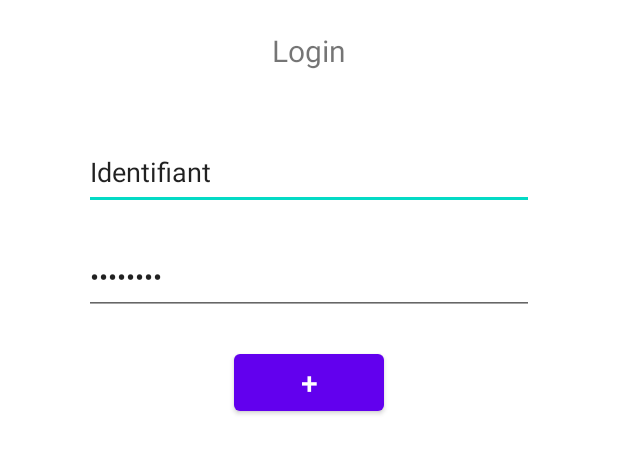
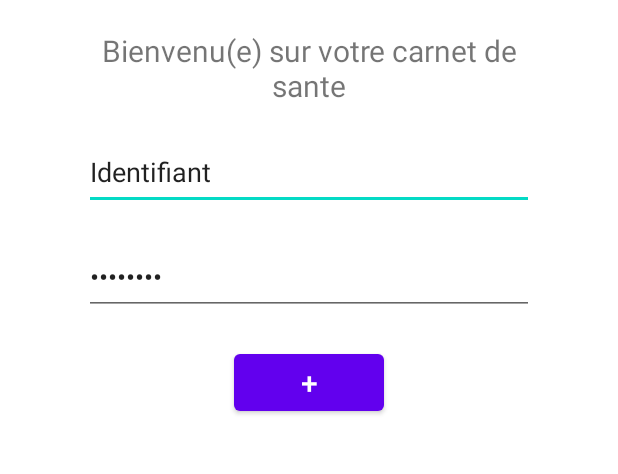
Before and after one commit to blastman0/GL2_Carnet_de_Sante_Groupe_18, an Android app: the screen it shows after launch (MainActivity), on a phone screen of 412 x 824 dp, the part 294-768 px from its top. Run offline under Robolectric (Android 15) with nearby library versions, the phone set to English and light mode, and no system bars.

Commit message:
je viens de modifier le login de notre projet

```diff
--- a/app/src/main/res/layout/activity_main.xml
+++ b/app/src/main/res/layout/activity_main.xml
@@ -21,7 +21,7 @@
         android:layout_height="50dp"
         android:layout_gravity="center"
         android:layout_marginTop="20dp"
-        android:text="Login"
+        android:text="Bienvenu(e) sur votre carnet de sante"
         android:textSize="20dp"
         android:textAlignment="center"
         />
```
